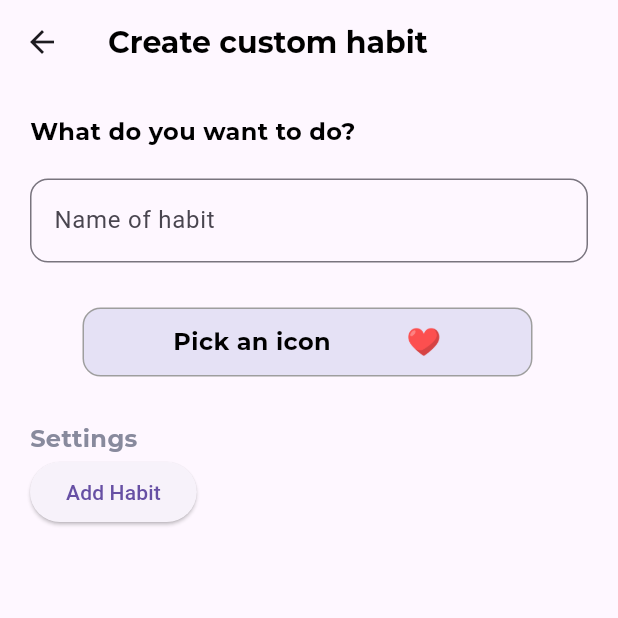
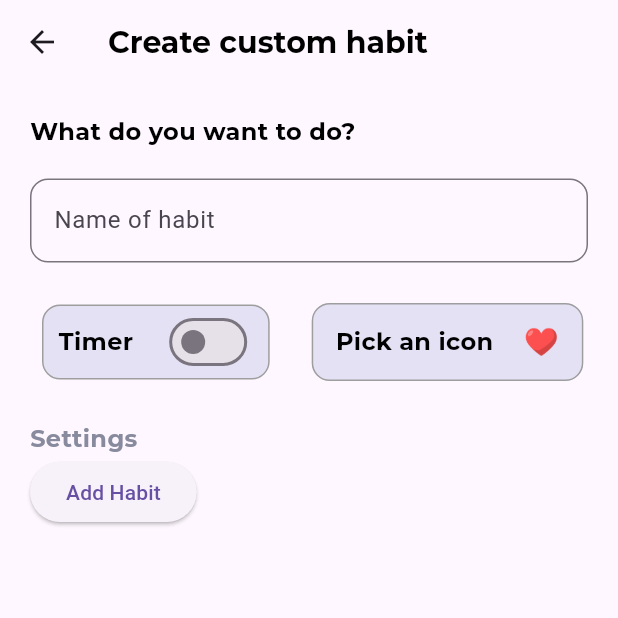
Before and after one commit to ikramzargar/habitly, a Flutter app: the AddHabitScreen screen opened directly with empty values, on a phone screen of 412 x 824 dp, the top half of it. Run offline on Flutter 3.47's test engine with Material 3 defaults, Android fonts, the light colour scheme and no system bars; our stand-ins replace cloud_firestore, firebase_auth, firebase_core, google_fonts, introduction_screen, numberpicker; accounts and stored records are empty.

Commit message:
reform setup screen

```diff
--- a/lib/models/habit.dart
+++ b/lib/models/habit.dart
@@ -3,13 +3,17 @@ import 'package:uuid/uuid.dart';
 class Habit {
   final String id;
   final String name;
-  final String iconAssetPath;  // Path for custom asset icons (PNG or other image files)
+  final String iconAssetPath; // Path for custom asset icons (PNG or other image files)
   bool isDone;
+  int hours; // New field for timer duration in hours
+  int minutes; // New field for timer duration in minutes
 
   Habit({
     required this.name,
-    required this.iconAssetPath,  // Always require a custom image path
+    required this.iconAssetPath, // Always require a custom image path
     this.isDone = false,
+    this.hours = 0, // Initialize hours to 0 by default
+    this.minutes = 0, // Initialize minutes to 0 by default
   }) : id = const Uuid().v4();
 
   // Convert the Habit to a map for saving to a database or local storage
@@ -18,7 +22,9 @@ class Habit {
       'id': id,
       'name': name,
       'isDone': isDone,
-      'iconAssetPath': iconAssetPath,  // Save the asset path for the custom image icon
+      'iconAssetPath': iconAssetPath, // Save the asset path for the custom image icon
+      'hours': hours, // Save hours for timer
+      'minutes': minutes, // Save minutes for timer
     };
   }
 
@@ -27,7 +33,9 @@ class Habit {
     return Habit(
       name: map['name'] ?? '',
       isDone: map['isDone'] ?? false,
-      iconAssetPath: map['iconAssetPath'] ?? '',  // Ensure there's always an asset path
+      iconAssetPath: map['iconAssetPath'] ?? '', // Ensure there's always an asset path
+      hours: map['hours'] ?? 0, // Load hours from the map, defaulting to 0
+      minutes: map['minutes'] ?? 0, // Load minutes from the map, defaulting to 0
     );
   }
 }
--- a/lib/screens/add_habit.dart
+++ b/lib/screens/add_habit.dart
@@ -1,116 +1,7 @@
-// import 'package:flutter/material.dart';
-// import 'package:habitly/globals/text_styles.dart';
-// import 'package:habitly/models/habit.dart';
-//
-// import '../globals/colors.dart';
-//
-// class AddHabitScreen extends StatefulWidget {
-//   final void Function(Habit) onAddHabit;
-//
-//   const AddHabitScreen({super.key, required this.onAddHabit});
-//
-//   @override
-//   _AddHabitScreenState createState() => _AddHabitScreenState();
-// }
-//
-// class _AddHabitScreenState extends State<AddHabitScreen> {
-//   final TextEditingController _nameController = TextEditingController();
-//   String? _selectedIconPath;
-//
-//   // Predefined icons to choose from (PNG paths)
-//   final List<String> _availableIcons = [
-//     'assets/icons/drink-water.png',
-//     'assets/icons/house.png',
-//     'assets/icons/meditation.png',
-//     'assets/icons/treadmill.png',
-//     // Add more icons here
-//   ];
-//
-//   void _addHabit() {
-//     if (_nameController.text.isNotEmpty && _selectedIconPath != null) {
-//       final newHabit = Habit(
-//         name: _nameController.text,
-//         iconAssetPath: _selectedIconPath!,
-//       );
-//       widget.onAddHabit(newHabit);
-//       Navigator.of(context).pop();
-//     }
-//   }
-//
-//   @override
-//   Widget build(BuildContext context) {
-//     return Scaffold(
-//       appBar: AppBar(
-//         title: Text(
-//           'Create custom habit',
-//           style: AppTextStyles.heading2,
-//         ),
-//       ),
-//       body: Padding(
-//         padding: const EdgeInsets.all(20.0),
-//         child: Column(
-//           mainAxisSize: MainAxisSize.min,
-//           crossAxisAlignment: CrossAxisAlignment.start,
-//           children: [
-//             Text(
-//               'What do you want to do?',
-//               style: AppTextStyles.bodyText.copyWith(color: Colors.black),
-//             ),
-//             SizedBox(height: 20.0),
-//             TextFormField(
-//               controller: _nameController,
-//               decoration: InputDecoration(
-//                 hintText: 'Name of habit',
-//                 border: OutlineInputBorder(
-//                   borderSide: const BorderSide(
-//                     color: AppColors.blue,
-//                   ),
-//                   borderRadius: BorderRadius.circular(12),
-//                 ),
-//               ),
-//             ),
-//             SizedBox(height: 20),
-//             Text('Pick an Icon:', style: TextStyle(fontSize: 16)),
-//             SizedBox(height: 10),
-//             DropdownButton<String>(
-//               value: _selectedIconPath,
-//               hint: Text('Select Icon'),
-//               icon: Icon(Icons.arrow_downward),
-//               onChanged: (String? newValue) {
-//                 setState(() {
-//                   _selectedIconPath = newValue;
-//                 });
-//               },
-//               items: _availableIcons
-//                   .map<DropdownMenuItem<String>>((String iconPath) {
-//                 return DropdownMenuItem<String>(
-//                   value: iconPath,
-//                   child: Row(
-//                     children: [
-//                       Image.asset(iconPath, width: 24, height: 24),
-//                       SizedBox(width: 10),
-//                     ],
-//                   ),
-//                 );
-//               }).toList(),
-//             ),
-//             SizedBox(height: 20),
-//             ElevatedButton(
-//               onPressed: _addHabit,
-//               child: Text('Add Habit'),
-//             ),
-//           ],
-//         ),
-//       ),
-//     );
-//   }
-// }
-//
-//
-
 import 'package:flutter/material.dart';
 import 'package:habitly/globals/text_styles.dart';
 import 'package:habitly/models/habit.dart';
+import 'package:numberpicker/numberpicker.dart';
 import '../globals/colors.dart';
 
 class AddHabitScreen extends StatefulWidget {
@@ -125,6 +16,10 @@ class AddHabitScreen extends StatefulWidget {
 class _AddHabitScreenState extends State<AddHabitScreen> {
   final TextEditingController _nameController = TextEditingController();
   String? _selectedIconPath;
+  TimeOfDay? _selectedTime;
+  bool _isSwitchOn = false;
+  int _selectedHours = 0;
+  int _selectedMinutes = 0;
 
   // Predefined icons to choose from (PNG paths)
   final List<String> _availableIcons = [
@@ -227,14 +122,15 @@ class _AddHabitScreenState extends State<AddHabitScreen> {
               ),
             ),
             SizedBox(height: 20),
-            GestureDetector(
-              onTap: _showIconPickerDialog,
-              child: Padding(
-                padding: const EdgeInsets.symmetric(
-                    vertical: 10.0, horizontal: 35.0),
+            Row(
+              children: [
+                Padding(
+                  padding: const EdgeInsets.all(8.0),
+                  child: GestureDetector(
+                    onTap: () {},
                     child: Container(
-                  width: 300,
-                  padding: EdgeInsets.symmetric(horizontal: 15, vertical: 10),
+                      padding:
+                          EdgeInsets.symmetric(horizontal: 10, vertical: 0),
                       decoration: BoxDecoration(
                         color: AppColors.tile,
                         border: Border.all(
@@ -244,8 +140,54 @@ class _AddHabitScreenState extends State<AddHabitScreen> {
                         borderRadius: BorderRadius.circular(12),
                       ),
                       child: Row(
-                    mainAxisAlignment: MainAxisAlignment.center,
-                    mainAxisSize: MainAxisSize.min,
+                        mainAxisAlignment: MainAxisAlignment.spaceBetween,
+                        children: [
+                          Row(
+                            children: [
+                              Text(
+                                'Timer',
+                                style: AppTextStyles.bodyText
+                                    .copyWith(color: Colors.black),
+                              ),
+                              SizedBox(width: 20),
+                            ],
+                          ),
+                          Switch(
+                            activeColor: AppColors.blue,
+                            value: _isSwitchOn,
+                            onChanged: (bool value) {
+                              setState(() {
+                                _isSwitchOn = value;
+                                if (_isSwitchOn) {
+                                 // Show time picker when switch is turned on
+                                }
+                              });
+                            },
+                          ),
+                        ],
+                      ),
+                    ),
+                  ),
+                ),
+                const SizedBox(
+                  width: 20.0,
+                ),
+                GestureDetector(
+                  onTap: _showIconPickerDialog,
+                  child: Container(
+                    // width: 300,
+                    padding: EdgeInsets.symmetric(horizontal: 15, vertical: 13),
+                    decoration: BoxDecoration(
+                      color: AppColors.tile,
+                      border: Border.all(
+                        color: Colors.grey,
+                        width: 1.0,
+                      ),
+                      borderRadius: BorderRadius.circular(12),
+                    ),
+                    child: Row(
+                      // mainAxisAlignment: MainAxisAlignment.center,
+                      // mainAxisSize: MainAxisSize.min,
                       children: [
                         Text(
                           'Pick an icon',
@@ -253,7 +195,7 @@ class _AddHabitScreenState extends State<AddHabitScreen> {
                               .copyWith(color: Colors.black),
                         ),
                         SizedBox(
-                        width: 50,
+                          width: 20,
                         ),
                         _selectedIconPath != null
                             ? Image.asset(
@@ -270,10 +212,13 @@ class _AddHabitScreenState extends State<AddHabitScreen> {
                     ),
                   ),
                 ),
+              ],
             ),
             SizedBox(height: 20),
-            Text('Settings',style: AppTextStyles.bodyText,),
-
+            Text(
+              'Settings',
+              style: AppTextStyles.bodyText,
+            ),
             ElevatedButton(
               onPressed: _addHabit,
               child: Text('Add Habit'),
--- a/pubspec.yaml
+++ b/pubspec.yaml
@@ -41,6 +41,7 @@ dependencies:
   firebase_auth: ^5.1.4
   cloud_firestore: ^5.2.1
   uuid: ^4.4.2
+  numberpicker: ^2.1.2
 
 
 dev_dependencies:
```
Also changed, not shown: pubspec.lock. Lines whose indentation alone changed are shown as unchanged.
